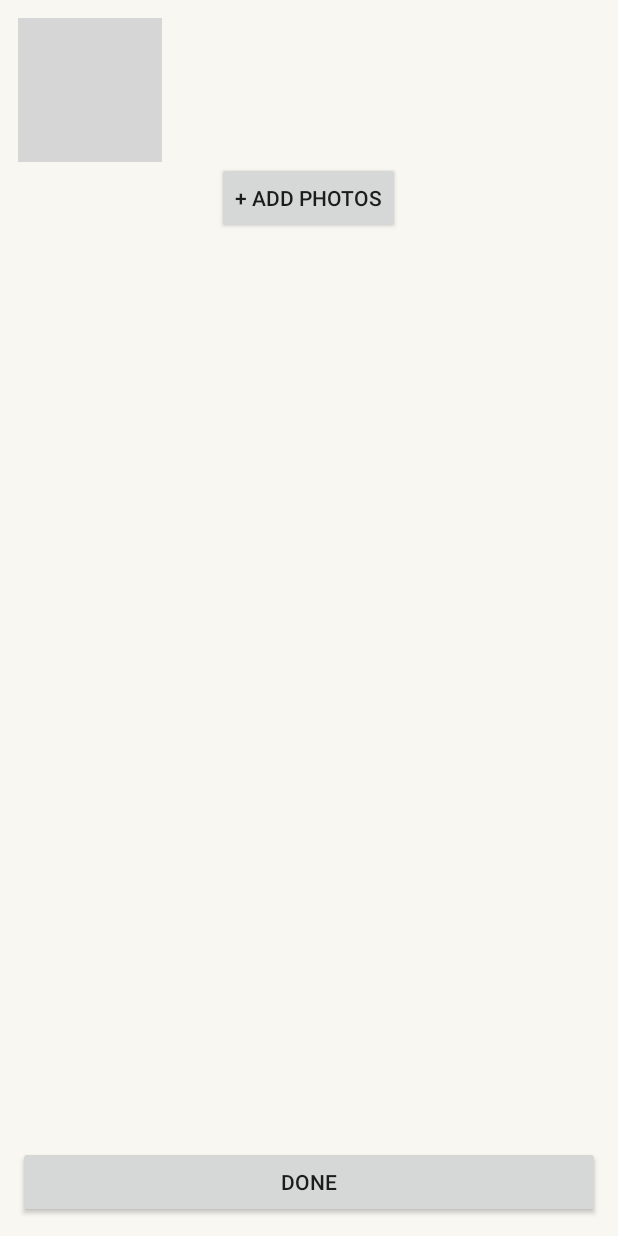
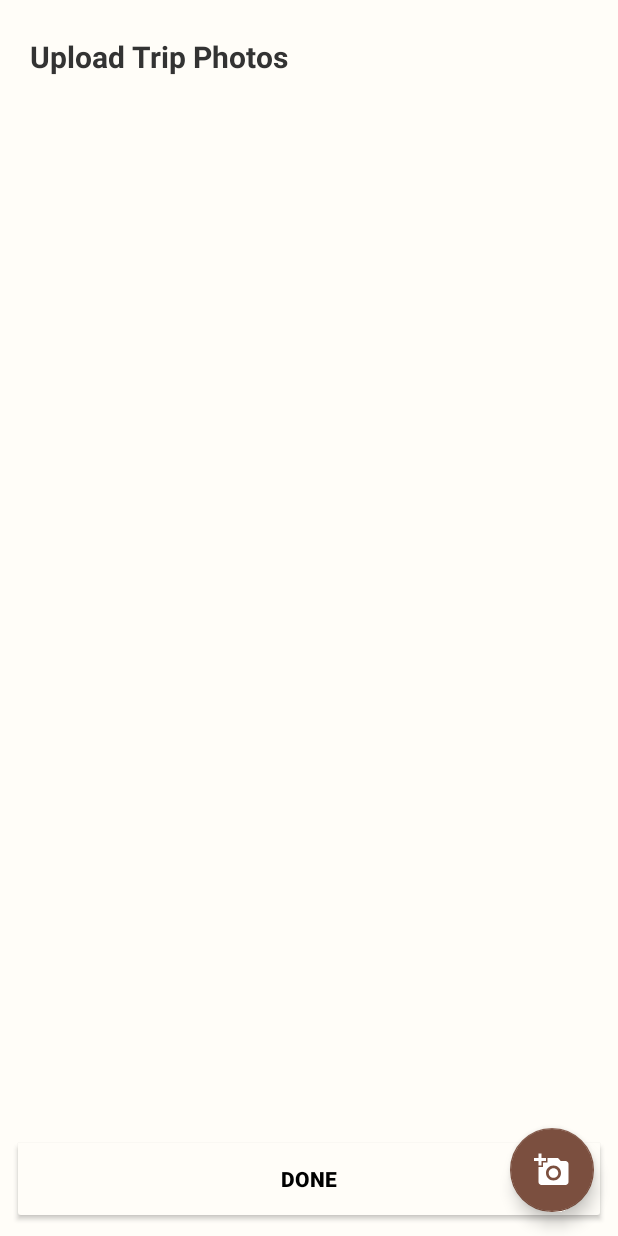
Before and after one commit to Dan-Andrada/TravelJurnalApp, an Android app: the UploadPhotosActivity screen opened directly, with no data from a screen before it, on a phone screen of 412 x 824 dp. Run offline under Robolectric (Android 15) with nearby library versions, the phone set to English and light mode, and no system bars; our stand-ins replace Firebase (no records; nobody signed in at launch, a user with empty details on screens opened directly); 1 statement that could not run was skipped; grey boxes are pictures that could not be loaded.

Commit message:
New design and some issues fixed

```diff
--- a/app/src/main/java/com/example/traveljurnalapp/AddTripDetailsActivity.java
+++ b/app/src/main/java/com/example/traveljurnalapp/AddTripDetailsActivity.java
@@ -53,6 +53,7 @@ public class AddTripDetailsActivity extends AppCompatActivity {
     private static final int REQUEST_CODE_UPLOAD_PHOTOS = 1001;
     private ArrayList<Uri> selectedImages = new ArrayList<>();
     private int favoriteIndex = -1;
+    private String favoriteImageUrl;
 
 
 
@@ -204,8 +205,9 @@ public class AddTripDetailsActivity extends AppCompatActivity {
                                 imageRef.putFile(tempUri)
                                         .addOnSuccessListener(taskSnapshot ->
                                                 imageRef.getDownloadUrl().addOnSuccessListener(downloadUrl -> {
+                                                    favoriteImageUrl = downloadUrl.toString();
                                                     Map<String, Object> photoData = new HashMap<>();
-                                                    photoData.put("url", downloadUrl.toString());
+                                                    photoData.put("url", favoriteImageUrl);
                                                     photoData.put("isFavorite", currentIndex == favoriteIndex);
 
                                                     db.collection("users")
@@ -231,6 +233,8 @@ public class AddTripDetailsActivity extends AppCompatActivity {
                         intent.putExtra("lat", lat);
                         intent.putExtra("lng", lng);
                         intent.putExtra("title", placeName);
+                        intent.putExtra("coverUrl", favoriteImageUrl);
+                        intent.putExtra("tripId",tripId);
                         setResult(RESULT_OK, intent);
                         finish();
                     })
--- a/app/src/main/java/com/example/traveljurnalapp/TripDetailsActivity.java
+++ b/app/src/main/java/com/example/traveljurnalapp/TripDetailsActivity.java
@@ -145,11 +145,13 @@ public class TripDetailsActivity extends AppCompatActivity {
                 .addOnSuccessListener(querySnapshot -> {
                     for (DocumentSnapshot dc : querySnapshot.getDocuments()) {
                         Photo photo = dc.toObject(Photo.class);
+                        photo.setTripId(tripId);
+                        photo.setPhotoId(dc.getId()); // ← Add this too!
+                        photo.setFavorite(dc.getBoolean("isFavorite") != null && dc.getBoolean("isFavorite"));
                         photoList.add(photo);
                     }
                     photoAdapter.notifyDataSetChanged();
                 });
-
     }
 
     @Override
--- a/app/src/main/java/com/example/traveljurnalapp/TripPhotoAdapter.java
+++ b/app/src/main/java/com/example/traveljurnalapp/TripPhotoAdapter.java
@@ -24,7 +24,6 @@ public class TripPhotoAdapter extends RecyclerView.Adapter<TripPhotoAdapter.Phot
 
     private final List<Photo> photos;
     private final Context context;
-    private int favoritePosition = -1;
 
     public TripPhotoAdapter(Context context, List<Photo> photos) {
         this.context = context;
@@ -92,7 +91,7 @@ public class TripPhotoAdapter extends RecyclerView.Adapter<TripPhotoAdapter.Phot
             db.collection("users").document(user.getUid())
                     .collection("trips").document(p.getTripId())
                     .collection("photos").document(p.getPhotoId())
-                    .update("favorite", p == selectedPhoto);
+                    .update("isFavorite", p == selectedPhoto);
         }
     }
 
--- a/app/src/main/java/com/example/traveljurnalapp/UploadPhotosActivity.java
+++ b/app/src/main/java/com/example/traveljurnalapp/UploadPhotosActivity.java
@@ -19,6 +19,7 @@ import androidx.core.content.ContextCompat;
 import androidx.recyclerview.widget.GridLayoutManager;
 import androidx.recyclerview.widget.RecyclerView;
 
+import com.google.android.material.floatingactionbutton.FloatingActionButton;
 import com.google.firebase.auth.FirebaseAuth;
 import com.google.firebase.auth.FirebaseUser;
 import com.google.firebase.firestore.FirebaseFirestore;
@@ -40,7 +41,7 @@ public class UploadPhotosActivity extends AppCompatActivity {
     private static final int REQUEST_CODE = 1;
     private List<Uri> imageUris = new ArrayList<>();
     private PhotoAdapter adapter;
-    private Button addPhotosButton;
+    private FloatingActionButton addPhotosButton;
     private Button doneButton;
     private int favoritePosition;
     private String tripId;
@@ -58,7 +59,7 @@ public class UploadPhotosActivity extends AppCompatActivity {
         }
         favoritePosition = getIntent().getIntExtra("favoriteIndex", -1);
 
-        RecyclerView recyclerView = findViewById(R.id.recyclerView);
+        RecyclerView recyclerView = findViewById(R.id.photoRecyclerView);
         recyclerView.setLayoutManager(new GridLayoutManager(this, 3));
         adapter = new PhotoAdapter(this, imageUris, new PhotoActionListener() {
             @Override
--- a/app/src/main/java/com/example/traveljurnalapp/VisitedDialogFragment.java
+++ b/app/src/main/java/com/example/traveljurnalapp/VisitedDialogFragment.java
@@ -1,7 +1,5 @@
 package com.example.traveljurnalapp;
 
-import android.app.AlertDialog;
-import android.app.Dialog;
 import android.os.Bundle;
 import android.view.LayoutInflater;
 import android.view.View;
--- a/app/src/main/res/layout/activity_upload_photos.xml
+++ b/app/src/main/res/layout/activity_upload_photos.xml
@@ -1,34 +1,61 @@
-<LinearLayout xmlns:android="http://schemas.android.com/apk/res/android"
-    android:orientation="vertical"
+<?xml version="1.0" encoding="utf-8"?>
+<RelativeLayout xmlns:android="http://schemas.android.com/apk/res/android"
+    xmlns:app="http://schemas.android.com/apk/res-auto"
+    android:id="@+id/uploadPhotoLayout"
     android:layout_width="match_parent"
     android:layout_height="match_parent"
-    android:padding="12dp"
-    android:background="#F9F7F2">
+    android:background="#FFFDF8">
 
-    <ImageButton
-        android:id="@+id/backButton"
+    <!-- Title -->
+    <TextView
+        android:id="@+id/titleUpload"
         android:layout_width="wrap_content"
         android:layout_height="wrap_content"
-        android:src="@drawable/quantum_ic_arrow_back_grey600_24"
-        android:background="@android:color/transparent" />
+        android:text="Upload Trip Photos"
+        android:textSize="20sp"
+        android:textStyle="bold"
+        android:layout_marginTop="24dp"
+        android:layout_marginStart="20dp"
+        android:textColor="#333"/>
 
-    <Button
+    <!-- RecyclerView for showing selected images -->
+    <androidx.recyclerview.widget.RecyclerView
+        android:id="@+id/photoRecyclerView"
+        android:layout_width="match_parent"
+        android:layout_height="0dp"
+        android:layout_above="@+id/doneButton"
+        android:layout_below="@+id/titleUpload"
+        android:layout_marginTop="12dp"
+        android:layout_marginBottom="20dp"
+        android:padding="12dp"
+        android:clipToPadding="false"
+        android:scrollbars="vertical"
+        app:layoutManager="androidx.recyclerview.widget.GridLayoutManager"
+        app:spanCount="3" />
+
+    <!-- Floating Action Button to add photos -->
+    <com.google.android.material.floatingactionbutton.FloatingActionButton
         android:id="@+id/addPhotosButton"
         android:layout_width="wrap_content"
         android:layout_height="wrap_content"
-        android:text="+ ADD PHOTOS"
-        android:layout_gravity="center_horizontal" />
+        android:layout_alignParentEnd="true"
+        android:layout_margin="16dp"
+        android:layout_alignParentBottom="true"
+        android:layout_above="@+id/doneButton"
+        app:srcCompat="@drawable/ic_add_photo"
+        app:tint="@android:color/white"
+        app:backgroundTint="@color/brown"/>
 
-    <androidx.recyclerview.widget.RecyclerView
-        android:id="@+id/recyclerView"
-        android:layout_width="match_parent"
-        android:layout_height="0dp"
-        android:layout_weight="1"
-        android:padding="12dp" />
-
+    <!-- DONE button -->
     <Button
         android:id="@+id/doneButton"
         android:layout_width="match_parent"
-        android:layout_height="wrap_content"
-        android:text="Done" />
-</LinearLayout>
+        android:layout_height="60dp"
+        android:layout_alignParentBottom="true"
+        android:text="DONE"
+        android:textAllCaps="true"
+        android:textStyle="bold"
+        android:textColor="@android:color/black"
+        android:backgroundTint="#FFFDF8"
+        android:layout_margin="8dp"/>
+</RelativeLayout>
--- a/app/src/main/res/values/colors.xml
+++ b/app/src/main/res/values/colors.xml
@@ -10,4 +10,5 @@
     <color name="grey">#8FA6A6A6</color>
     <color name="brownTextColor">#492C1D</color>
     <color name="screenBg">#f5f4ee</color>
+    <color name="brown">#7B4F3F</color>
 </resources>
```
Also changed, not shown: app/src/main/java/com/example/traveljurnalapp/MapActivity.java (+98 -18 lines).
